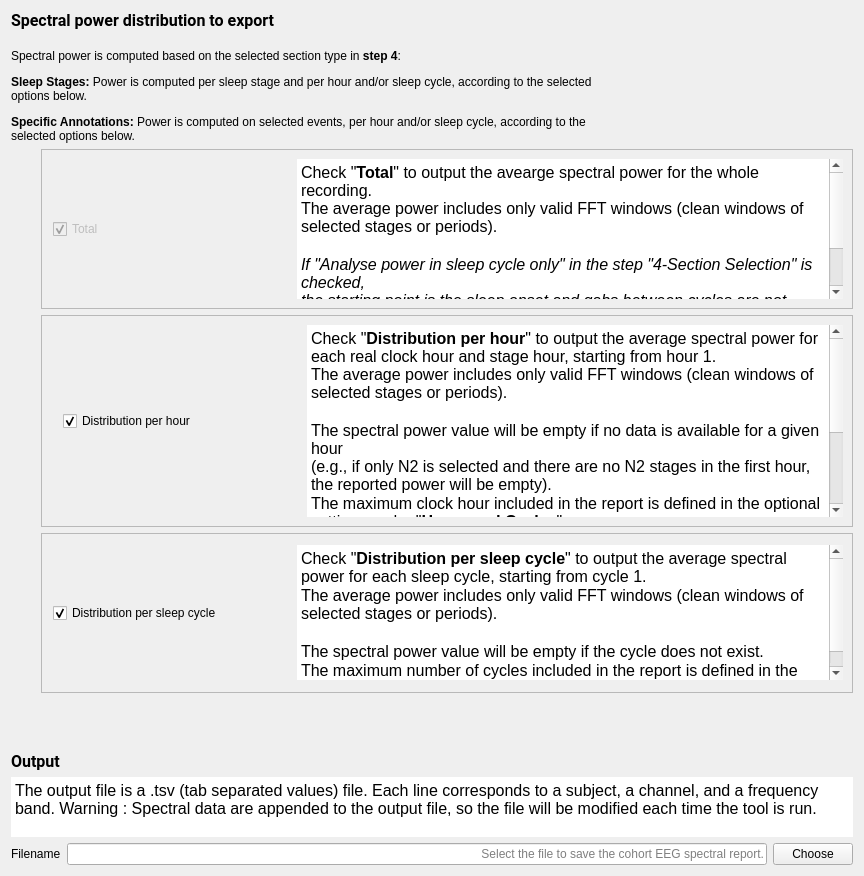
The window that tools/CEAMSTools/PowerSpectralAnalysis/Outputfiles/Ui_Outputfiles.ui (SnoozToolbox/snooz-package-ceams) describes before a commit, drawn with Qt 5.
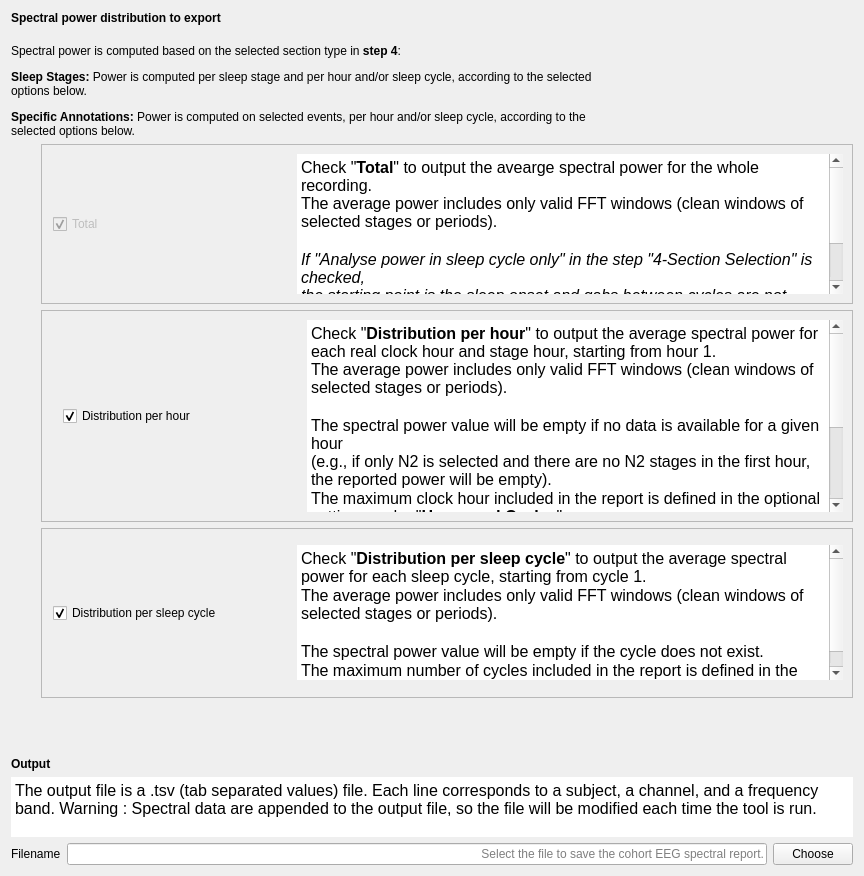
The same window after the commit.

Commit message: Font step 4: forms without fonts of their own, look kept

What changed in the file:
```diff
--- a/tools/CEAMSTools/PowerSpectralAnalysis/Outputfiles/Ui_Outputfiles.ui
+++ b/tools/CEAMSTools/PowerSpectralAnalysis/Outputfiles/Ui_Outputfiles.ui
@@ -13,16 +13,11 @@
   <property name="windowTitle">
    <string/>
   </property>
-  <property name="styleSheet">
-   <string>font: 12pt &quot;Roboto&quot;;</string>
-  </property>
   <layout class="QVBoxLayout" name="verticalLayout_3">
    <item>
     <widget class="QLabel" name="label">
      <property name="font">
       <font>
-       <family>Roboto</family>
-       <pointsize>12</pointsize>
        <italic>false</italic>
        <bold>false</bold>
       </font>
@@ -161,7 +156,7 @@
 hr { height: 1px; border-width: 0; }
 li.unchecked::marker { content: &quot;\2610&quot;; }
 li.checked::marker { content: &quot;\2612&quot;; }
-&lt;/style&gt;&lt;/head&gt;&lt;body style=&quot; font-family:'Roboto'; font-size:12pt; font-weight:400; font-style:normal;&quot;&gt;
+&lt;/style&gt;&lt;/head&gt;&lt;body style=&quot; font-size:12pt; font-weight:400; font-style:normal;&quot;&gt;
 &lt;p style=&quot; margin-top:0px; margin-bottom:0px; margin-left:0px; margin-right:0px; -qt-block-indent:0; text-indent:0px;&quot;&gt;Check &amp;quot;&lt;span style=&quot; font-weight:600;&quot;&gt;Total&lt;/span&gt;&amp;quot; to output the avearge spectral power for the whole recording. &lt;br /&gt;The average power includes only valid FFT windows (clean windows of selected stages or periods).&lt;/p&gt;
 &lt;p style=&quot;-qt-paragraph-type:empty; margin-top:0px; margin-bottom:0px; margin-left:0px; margin-right:0px; -qt-block-indent:0; text-indent:0px;&quot;&gt;&lt;br /&gt;&lt;/p&gt;
 &lt;p style=&quot; margin-top:0px; margin-bottom:0px; margin-left:0px; margin-right:0px; -qt-block-indent:0; text-indent:0px;&quot;&gt;&lt;span style=&quot; font-style:italic;&quot;&gt;If &amp;quot;Analyse power in sleep cycle only&amp;quot; in the step &amp;quot;4-Section Selection&amp;quot; is checked, &lt;br /&gt;the starting point is the sleep onset and gabs between cycles are not analysed.&lt;br /&gt;Otherwise all the recording is analysed, even before the sleep onset and after the last asleep epoch.&lt;/span&gt;&lt;/p&gt;&lt;/body&gt;&lt;/html&gt;</string>
@@ -260,7 +255,7 @@
 hr { height: 1px; border-width: 0; }
 li.unchecked::marker { content: &quot;\2610&quot;; }
 li.checked::marker { content: &quot;\2612&quot;; }
-&lt;/style&gt;&lt;/head&gt;&lt;body style=&quot; font-family:'Roboto'; font-size:12pt; font-weight:400; font-style:normal;&quot;&gt;
+&lt;/style&gt;&lt;/head&gt;&lt;body style=&quot; font-size:12pt; font-weight:400; font-style:normal;&quot;&gt;
 &lt;p style=&quot; margin-top:0px; margin-bottom:0px; margin-left:0px; margin-right:0px; -qt-block-indent:0; text-indent:0px;&quot;&gt;Check &amp;quot;&lt;span style=&quot; font-weight:600;&quot;&gt;Distribution per hour&lt;/span&gt;&amp;quot; to output the average spectral power for each real clock hour and stage hour, starting from hour 1. &lt;br /&gt;The average power includes only valid FFT windows (clean windows of selected stages or periods).&lt;/p&gt;
 &lt;p style=&quot;-qt-paragraph-type:empty; margin-top:0px; margin-bottom:0px; margin-left:0px; margin-right:0px; -qt-block-indent:0; text-indent:0px;&quot;&gt;&lt;br /&gt;&lt;/p&gt;
 &lt;p style=&quot; margin-top:0px; margin-bottom:0px; margin-left:0px; margin-right:0px; -qt-block-indent:0; text-indent:0px;&quot;&gt;The spectral power value will be empty if no data is available for a given hour &lt;br /&gt;(e.g., if only N2 is selected and there are no N2 stages in the first hour, the reported power will be empty).&lt;/p&gt;
@@ -422,8 +417,6 @@
        </property>
        <property name="font">
         <font>
-         <family>Roboto</family>
-         <pointsize>12</pointsize>
          <italic>false</italic>
          <bold>false</bold>
         </font>
```
Left out of the diff: 4 changed lines with no effect on the pictures. The commit also changes 427 other files.
